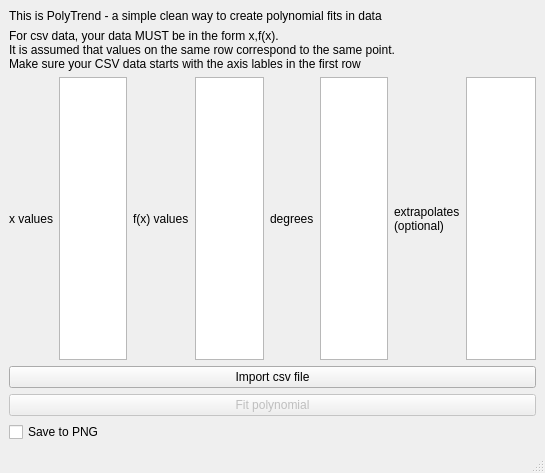
First picture: the form in gui/gui.ui, repository asiimwemmanuel/polytrend, before the edit.
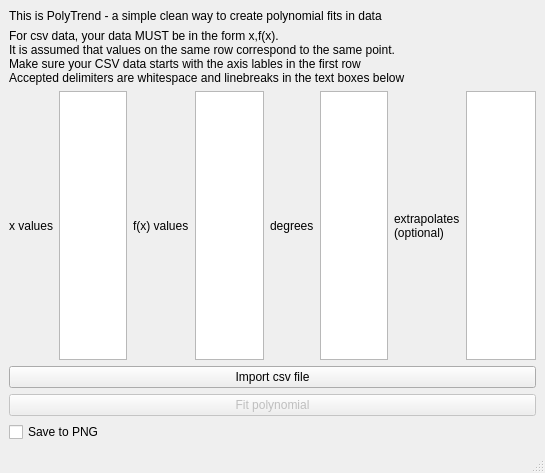
Second picture: the form after the edit.

Patch:
```diff
--- a/gui/gui.ui
+++ b/gui/gui.ui
@@ -27,7 +27,8 @@
       <property name="text">
        <string>For csv data, your data MUST be in the form x,f(x).
 It is assumed that values on the same row correspond to the same point.
-Make sure your CSV data starts with the axis lables in the first row</string>
+Make sure your CSV data starts with the axis lables in the first row
+Accepted delimiters are whitespace and linebreaks in the text boxes below</string>
       </property>
      </widget>
     </item>
```
